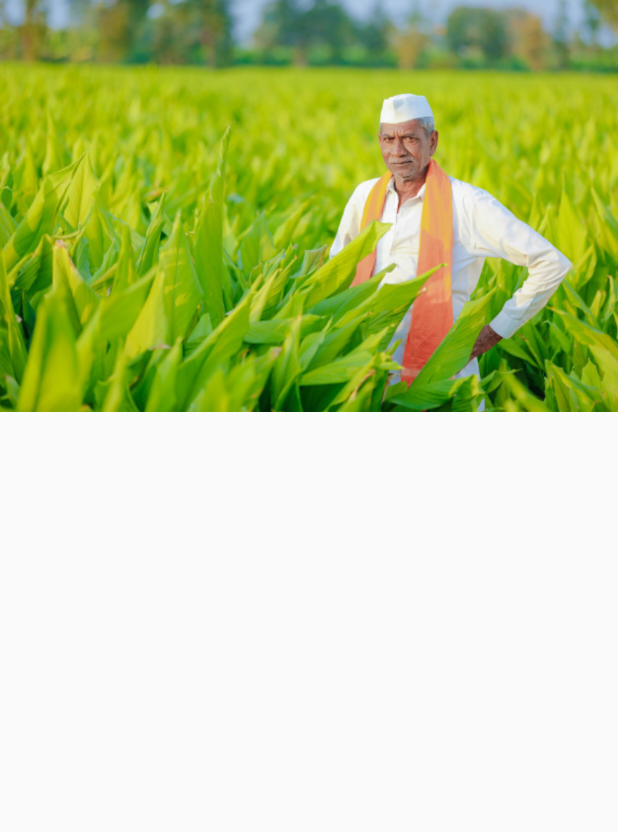
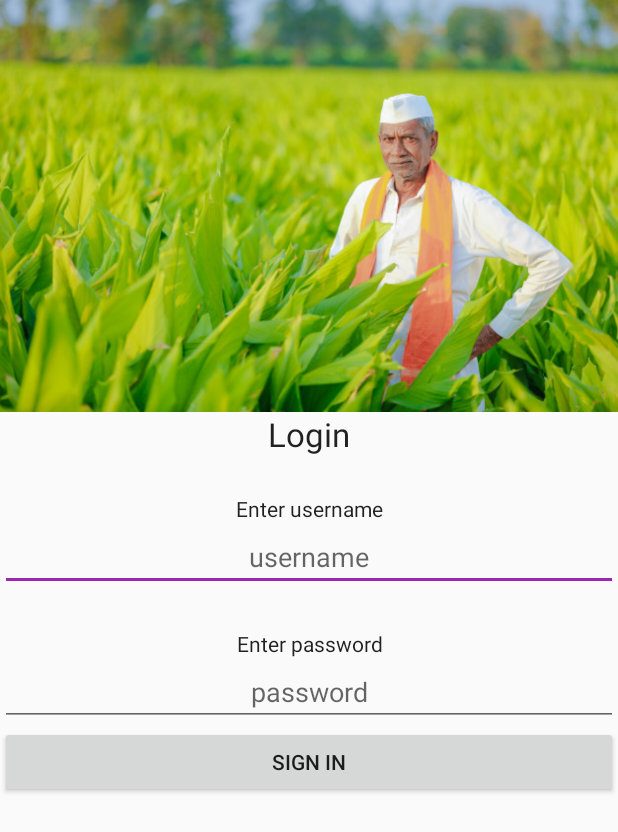
Before and after one commit to komalsupekar/KisanMarket, an Android app: the layout activity_login.xml on its own in the app's theme, with its tools: preview values and no code run, on a phone screen of 412 x 824 dp. Shown: the top 832 px of the screen. Run offline under Robolectric (Android 15) with nearby library versions, the phone set to English and light mode, and no system bars.

Commit message:
farmer login activity added

```diff
--- a/app/src/main/java/com/komal/krypton/kisan/market/MainActivity.java
+++ b/app/src/main/java/com/komal/krypton/kisan/market/MainActivity.java
@@ -21,6 +21,7 @@ public class MainActivity extends AppCompatActivity {
         //  add cities and their specialities dynamically
         String[] cities = {"Pune", "Mahabaleshwar", "Nagpur","Mumbai","Nashik"};
 
+        final String farmer = getIntent().getExtras().getString("farmer");
 
         int[] images = {R.drawable.pune, R.drawable.strawberry, R.drawable.nagpur, R.drawable.mumbai,R.drawable.grapes};
 
@@ -36,6 +37,8 @@ public class MainActivity extends AppCompatActivity {
                 TextView tv = view.findViewById(R.id.cityname);
                 Toast.makeText(getApplicationContext(),tv.getText().toString(),Toast.LENGTH_SHORT).show();
                 Intent i = new Intent(getApplicationContext(),dashboard.class);
+                i.putExtra("farmer",farmer);
+
                 switch (tv.getText().toString().trim().toLowerCase()){
                     case "pune":
                         i.putExtra("city","pune");
--- a/app/src/main/res/layout/activity_login.xml
+++ b/app/src/main/res/layout/activity_login.xml
@@ -14,6 +14,57 @@
         android:src="@drawable/farmer"
         android:adjustViewBounds="true" />
 
+    <TextView
+        android:layout_width="match_parent"
+        android:layout_height="wrap_content"
+        android:text="Login"
+        style="@style/TextAppearance.AppCompat.Large"
+        android:gravity="center"/>
 
+    <Space
+        android:layout_width="match_parent"
+        android:layout_height="25dp"/>
+
+    <TextView
+        android:layout_width="match_parent"
+        android:layout_height="wrap_content"
+        android:text="Enter username"
+        style="@style/TextAppearance.AppCompat"
+        android:gravity="center"/>
+
+    <EditText
+        android:id="@+id/username"
+        android:layout_width="match_parent"
+        android:layout_height="wrap_content"
+        android:hint="username"
+        android:inputType="textPersonName"
+        android:gravity="center"
+        android:imeOptions="actionNext"/>
+
+    <Space
+        android:layout_width="match_parent"
+        android:layout_height="25dp"/>
+
+    <TextView
+        android:layout_width="match_parent"
+        android:layout_height="wrap_content"
+        android:text="Enter password"
+        style="@style/TextAppearance.AppCompat"
+        android:gravity="center" />
+
+    <EditText
+        android:id="@+id/password"
+        android:layout_width="match_parent"
+        android:layout_height="wrap_content"
+        android:hint="password"
+        android:inputType="textPassword"
+        android:gravity="center"
+        android:imeOptions="actionDone"/>
+
+    <Button
+        android:layout_width="match_parent"
+        android:layout_height="wrap_content"
+        android:text="Sign In"
+        android:id="@+id/log"/>
 
 </LinearLayout>
```
Also changed, not shown: app/src/main/java/com/komal/krypton/kisan/market/dashboard.java (+10 -1 lines), app/src/main/java/com/komal/krypton/kisan/market/login.java (+30 -3 lines), app/src/main/java/com/komal/krypton/kisan/market/splash.java (+4 -4 lines).
